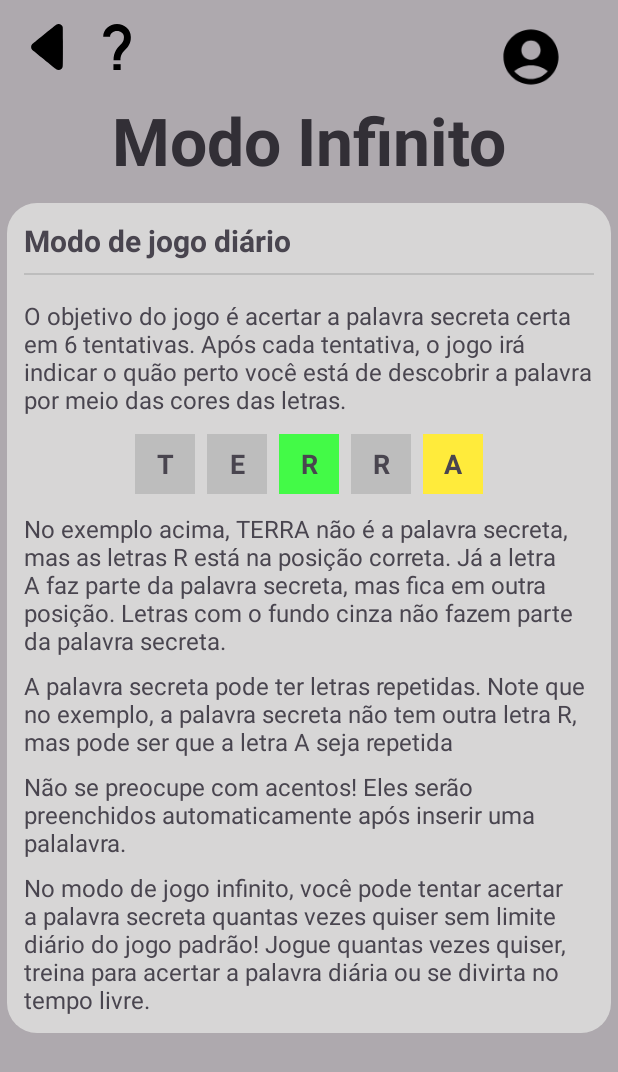
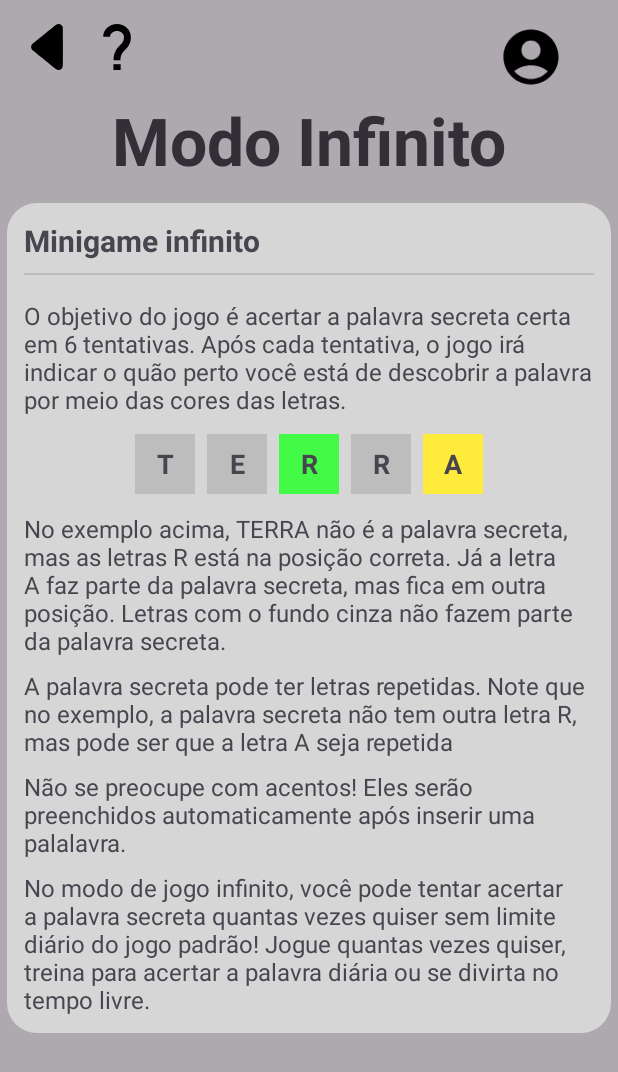
Before and after one commit to GabriellyVitoria5/App-Termix, an Android app: the InfiniteMinigame screen opened directly, with no data from a screen before it, after a tap on "Regras do jogo", on a phone screen of 412 x 824 dp. Shown: the top 1072 px of the screen. Run offline under Robolectric (Android 15) with nearby library versions, the phone set to English and light mode, and no system bars.

Commit message:
Fechar pop up de regras ao clicar nele + Correção nos títulos das regras

```diff
--- a/app/src/main/java/com/ifmg/termix/InfiniteMinigame.kt
+++ b/app/src/main/java/com/ifmg/termix/InfiniteMinigame.kt
@@ -63,6 +63,11 @@ class InfiniteMinigame : AppCompatActivity() {
             dialog.window?.setBackgroundDrawable(ColorDrawable(Color.TRANSPARENT))
             dialog.show()
 
+            // Fechar o pop up pode ser fechado ao clicar nele
+            alertCustomdialog.setOnClickListener {
+                dialog.dismiss()
+            }
+
         }
 
     }
--- a/app/src/main/res/layout/infinite_rules.xml
+++ b/app/src/main/res/layout/infinite_rules.xml
@@ -14,7 +14,7 @@
         <TextView
             android:layout_width="wrap_content"
             android:layout_height="wrap_content"
-            android:text="@string/daily_rules_title"
+            android:text="@string/infinite_rules_title"
             android:textSize="@dimen/font_20"
             android:textStyle="bold" />
 
@@ -47,7 +47,7 @@
                     android:layout_width="40dp"
                     android:layout_height="40dp"
                     android:gravity="center"
-                    android:text="T"
+                    android:text="@string/rule_example_t"
                     android:background="@color/gray"
                     android:textStyle="bold"
                     android:textSize="18sp"
@@ -57,7 +57,7 @@
                     android:layout_width="40dp"
                     android:layout_height="40dp"
                     android:gravity="center"
-                    android:text="E"
+                    android:text="@string/rule_example_e"
                     android:background="@color/gray"
                     android:textStyle="bold"
                     android:textSize="18sp"
@@ -67,7 +67,7 @@
                     android:layout_width="40dp"
                     android:layout_height="40dp"
                     android:gravity="center"
-                    android:text="R"
+                    android:text="@string/rule_example_r"
                     android:background="@color/green"
                     android:textStyle="bold"
                     android:textSize="18sp"
@@ -77,7 +77,7 @@
                     android:layout_width="40dp"
                     android:layout_height="40dp"
                     android:gravity="center"
-                    android:text="R"
+                    android:text="@string/rule_example_r"
                     android:background="@color/gray"
                     android:textStyle="bold"
                     android:textSize="18sp"
@@ -87,13 +87,11 @@
                     android:layout_width="40dp"
                     android:layout_height="40dp"
                     android:gravity="center"
-                    android:text="A"
+                    android:text="@string/rule_example_a"
                     android:background="@color/yellow"
                     android:textStyle="bold"
                     android:textSize="18sp"
                     android:layout_margin="4dp"/>
-
-                <!-- Adicione mais letras conforme necessário -->
 
             </LinearLayout>
 
--- a/app/src/main/res/values/strings.xml
+++ b/app/src/main/res/values/strings.xml
@@ -14,7 +14,7 @@
     <string name="daily_rules_title">Modo de jogo diário</string>
     <string name="infinite_rules_title">Minigame infinito</string>
     <string name="time_rules_title">Minigame com limite de tempo</string>
-    <string name="turbo_rules_title">Minigame turbo</string>
+    <string name="turbo_rules_title">Minigame Termix Turbo</string>
     <string name="general_rules_1">O objetivo do jogo é acertar a palavra secreta certa em 6 tentativas. Após cada tentativa, o jogo irá indicar o quão perto você está de descobrir a palavra por meio das cores das letras. </string>
     <string name="general_rules_2">No exemplo acima, TERRA não é a palavra secreta, mas as letras R está na posição correta. Já a letra A faz parte da palavra secreta, mas fica em outra posição. Letras com o fundo cinza não fazem parte da palavra secreta. </string>
     <string name="general_rules_3">A palavra secreta pode ter letras repetidas. Note que no exemplo, a palavra secreta não tem outra letra R, mas pode ser que a letra A seja repetida</string>
@@ -23,4 +23,8 @@
     <string name="infinite_rules">No modo de jogo infinito, você pode tentar acertar a palavra secreta quantas vezes quiser sem limite diário do jogo padrão! Jogue quantas vezes quiser, treina para acertar a palavra diária ou se divirta no tempo livre.</string>
     <string name="time_rules">No modo de jogo com limite de tempo, você deve tentar adivinhar a palavra secreta o mais rápido possível antes que o tempo acabe! Quando menos tentativas usar e quanto mais rápido adivinhar, maior a sua pontuação.</string>
     <string name="turbo_rules">No modo de jogo Termix Turbo, você deve tentar adivinhar o máximo de palavras secretas possíveis antes do tempo acabar. Cuidado! Errar palavras pode diminuir os seus pontos, então jogue com sabedoria.</string>
+    <string name="rule_example_t">T</string>
+    <string name="rule_example_e">E</string>
+    <string name="rule_example_r">R</string>
+    <string name="rule_example_a">A</string>
 </resources>
```
Also changed, not shown: app/src/main/res/layout/time_rules.xml (+6 -8 lines), app/src/main/res/layout/turbo_rules.xml (+6 -8 lines).
